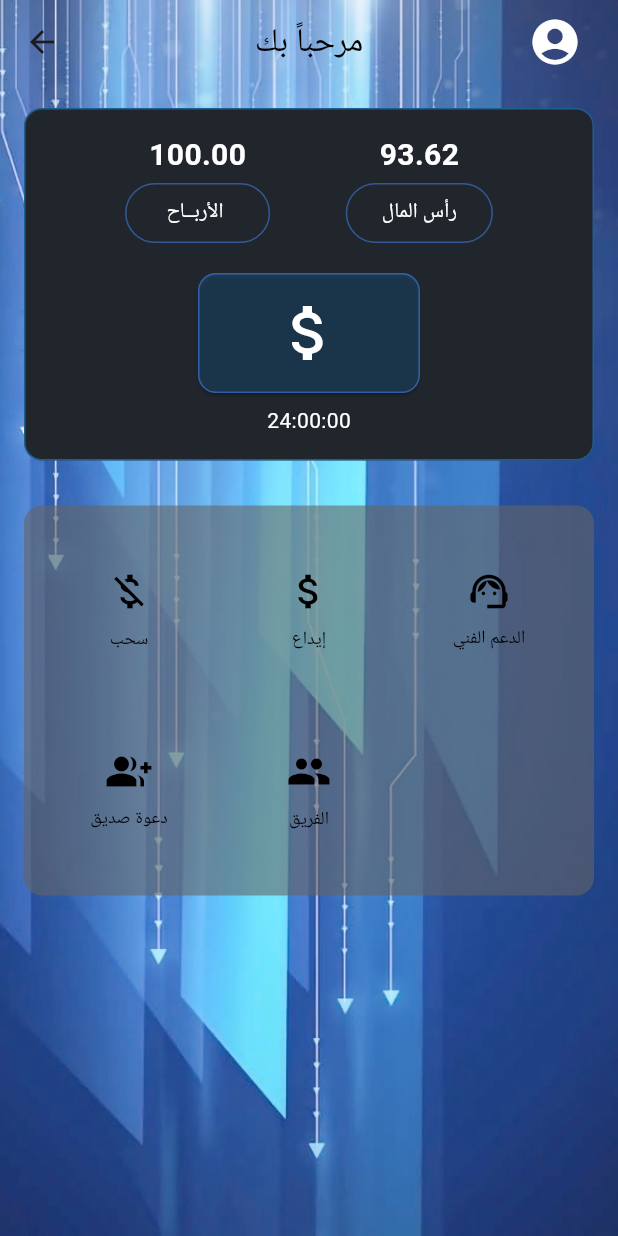
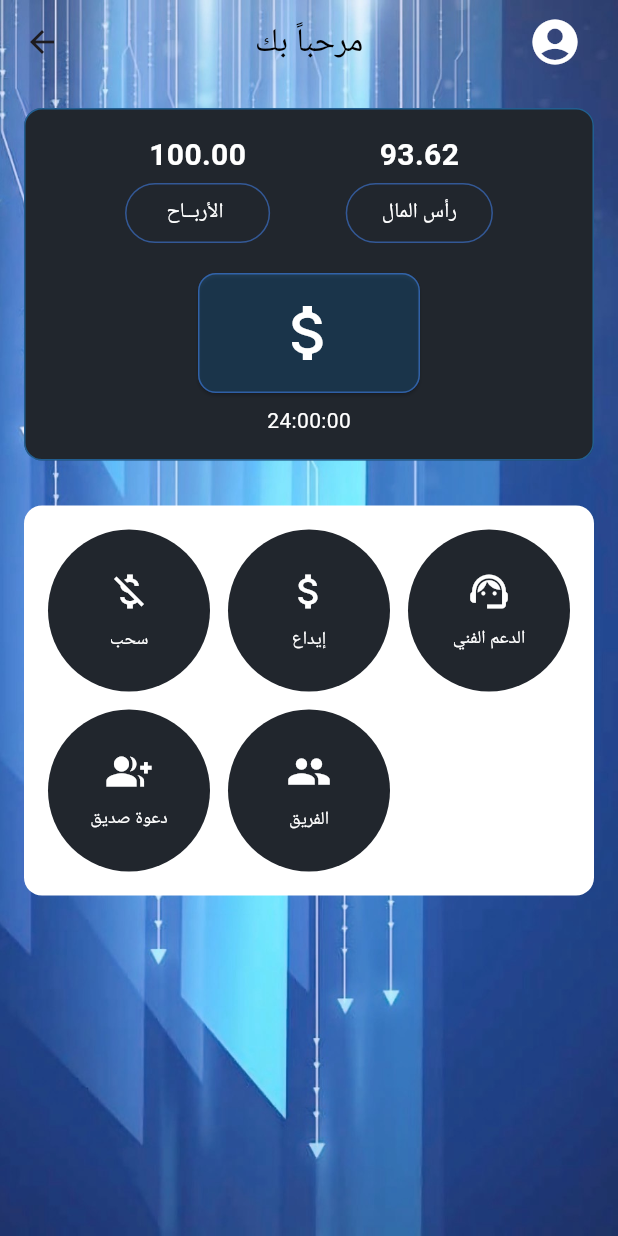
Before and after one commit to 4li9/invest, a Flutter app: the HomeScreen screen opened by its route, on a phone screen of 412 x 824 dp. Run offline on Flutter 3.47's test engine with Material 3 defaults, Android fonts, the phone set to English and light mode, and no system bars; our stand-ins replace get; network calls fail.

```diff
--- a/lib/aaa.dart
+++ /dev/null
@@ -1,4 +0,0 @@
-//انك مخنث كبير fsdadfd
-// جعلك تلحس لوسيمه
-//ايري بطيزك انت وهي
-//تقول وسيمة تسوي تطبيقات ولا كذا معة خبر فاضي
--- a/lib/routes.dart
+++ b/lib/routes.dart
@@ -21,7 +21,7 @@ Map<String, Widget Function(BuildContext)> routes = {
   AppRoute.NewSupportScreen: (context) => const NewSupportScreen(),
   AppRoute.LoginScreen: (context) => const LoginScreen(),
   AppRoute.InviteFriendScreen: (context) => const InviteFriendScreen(),
-  AppRoute.HomeScreen: (context) => const HomeScreen(),
+  AppRoute.HomeScreen: (context) => HomeScreen(),
   AppRoute.DepositScreen: (context) => const DepositScreen(),
   AppRoute.CheckTheCode: (context) => CheckTheCode(),
   AppRoute.CreatePassword: (context) => CreatePassword(),
--- a/lib/view/الصفحات/CreatePassword.dart
+++ b/lib/view/الصفحات/CreatePassword.dart
@@ -101,7 +101,7 @@ class _CreatePasswordState extends State<CreatePassword> {
               width: double.infinity,
               child: ElevatedButton(
                 style: ElevatedButton.styleFrom(
-                  backgroundColor: Colors.yellow[700],
+                  backgroundColor: const Color.fromRGBO(251, 192, 45, 1),
                   shape: RoundedRectangleBorder(
                     borderRadius: BorderRadius.circular(8),
                   ),
--- a/lib/view/الصفحات/DepositScreen.dart
+++ b/lib/view/الصفحات/DepositScreen.dart
@@ -141,7 +141,7 @@ class DepositScreen extends StatelessWidget {
                 // Add save and share functionality here
               },
               style: ElevatedButton.styleFrom(
-                backgroundColor: Colors.yellow,
+                backgroundColor: const Color.fromRGBO(255, 235, 59, 1),
                 minimumSize: const Size(double.infinity, 50),
                 shape: RoundedRectangleBorder(
                   borderRadius: BorderRadius.circular(8),
--- a/lib/view/الصفحات/TeamMembersScreen.dart
+++ b/lib/view/الصفحات/TeamMembersScreen.dart
@@ -23,7 +23,8 @@ class TeamMembersScreen extends StatelessWidget {
           ],
         ),
         leading: IconButton(
-          icon: Icon(Icons.arrow_back, color: Colors.white),
+          icon:
+              Icon(Icons.arrow_back, color: const Color.fromARGB(255, 0, 0, 0)),
           onPressed: () {
             Navigator.pop(context);
           },
--- a/lib/view/الصفحات/home_screen.dart
+++ b/lib/view/الصفحات/home_screen.dart
@@ -92,7 +92,7 @@ class _HomeScreenState extends State<HomeScreen> {
                 Container(
                   padding: const EdgeInsets.all(16),
                   decoration: BoxDecoration(
-                    color: const Color.fromARGB(151, 100, 100, 100),
+                    color: Colors.white,
                     borderRadius: BorderRadius.circular(12),
                   ),
                   child: GridView.count(
@@ -227,27 +227,30 @@ class _HomeScreenState extends State<HomeScreen> {
     IconData icon,
     VoidCallback onPressed,
   ) {
-    return Material(
+    return Container(
+      decoration: const BoxDecoration(
+        color: Color(0xFF21262D),
+        shape: BoxShape.circle, // جعل الشكل دائري
+      ),
+      child: Material(
         color: Colors.transparent,
         child: InkWell(
+          borderRadius: BorderRadius.circular(50),
           onTap: onPressed,
           child: Column(
             mainAxisAlignment: MainAxisAlignment.center,
             children: [
-            Icon(icon,
-                size: 30,
-                color: const Color.fromARGB(
-                    255, 0, 0, 0)), // الأيقونة فقط بدون خلفية
+              Icon(icon, size: 30, color: Colors.white), // حجم أيقونة أصغر
               const SizedBox(height: 8),
               Text(
                 label,
-              style: const TextStyle(
-                  fontSize: 12, color: Color.fromARGB(255, 0, 0, 0)),
+                style: const TextStyle(fontSize: 12, color: Colors.white),
                 textAlign: TextAlign.center,
               ),
             ],
           ),
         ),
+      ),
     );
   }
 }
```
Lines whose indentation alone changed are shown as unchanged.
